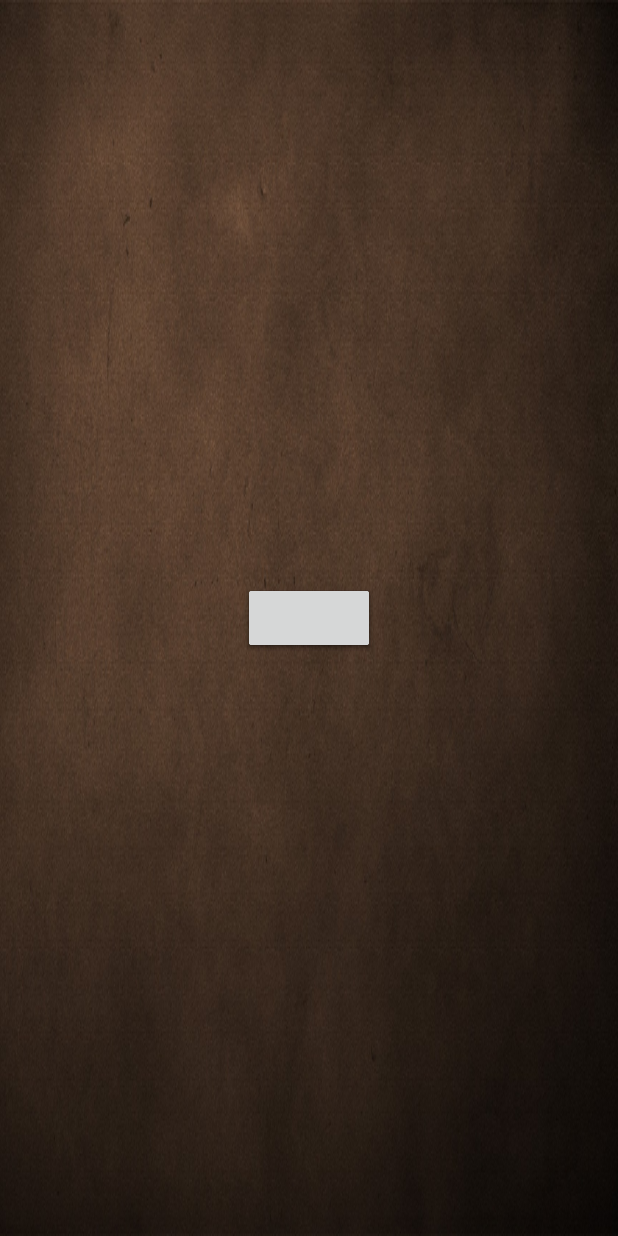
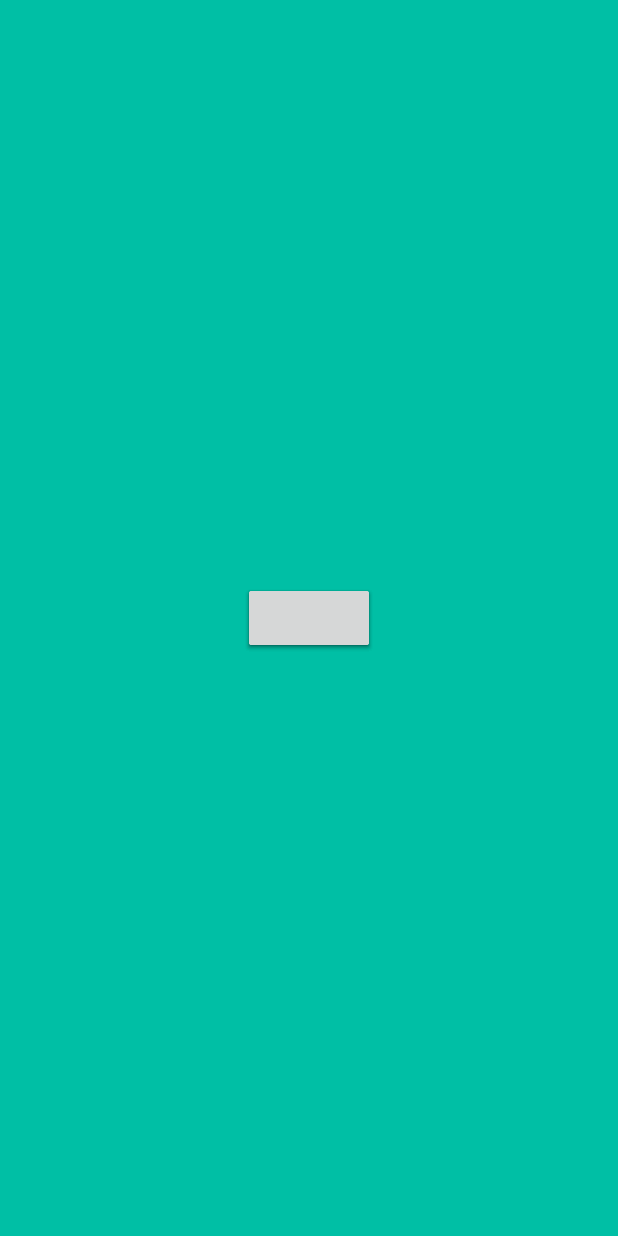
Before and after one commit to dhwanibhagat/placement-por, an Android app: the JobActivity screen opened directly, with no data from a screen before it, on a phone screen of 412 x 824 dp. Run offline under Robolectric (Android 15) with nearby library versions, the phone set to English and light mode, and no system bars; libraries missing offline, so code that uses them is left out: com.imangazaliev.circlemenu; plain views replace CircleMenu, CircleMenuButton; 3 statements that could not run were skipped.

Commit message:
initial commit

```diff
--- a/app/src/main/res/layout/activity_job.xml
+++ b/app/src/main/res/layout/activity_job.xml
@@ -4,7 +4,7 @@
         xmlns:tools="http://schemas.android.com/tools"
         android:layout_width="match_parent"
         android:layout_height="match_parent"
-        android:background="@drawable/brown"
+        android:background="@color/green"
         android:gravity="center"
         android:orientation="vertical"
         tools:context="com.example.dhwani.loginactivity.JobActivity">
```
